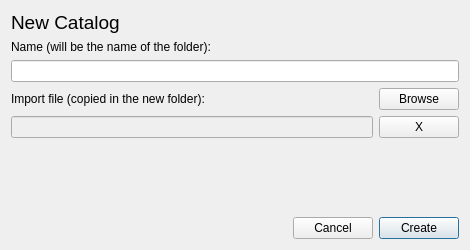
This is PhzQtUI/auxdir/PhzQtUI/DialogCatalogName.ui in astrorama/Phosphoros as Qt 5 draws it before an edit. The edited form follows.
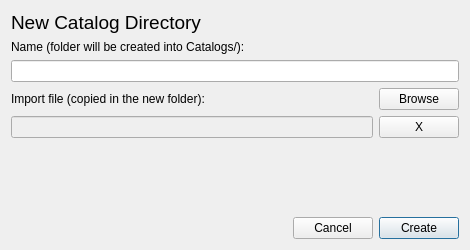
This is the edited form.

Commit message: change ref and wording for catalog

```diff
--- a/PhzQtUI/auxdir/PhzQtUI/DialogCatalogName.ui
+++ b/PhzQtUI/auxdir/PhzQtUI/DialogCatalogName.ui
@@ -22,14 +22,14 @@
       </font>
      </property>
      <property name="text">
-      <string>New Catalog </string>
+      <string>New Catalog Directory</string>
      </property>
     </widget>
    </item>
    <item>
     <widget class="QLabel" name="label">
      <property name="text">
-      <string>Name (will be the name of the folder):</string>
+      <string>Name (folder will be created into Catalogs/):</string>
      </property>
     </widget>
    </item>
```
Left out of the diff: 2 changed lines with no effect on the pictures. The commit also changes 5 other files.
